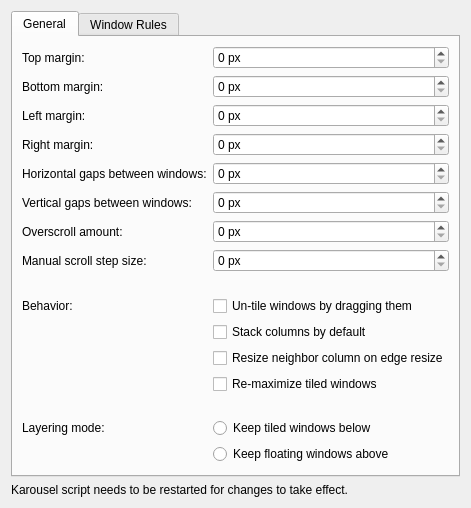
This is package/contents/ui/config.ui in peterfajdiga/karousel as Qt 5 draws it before an edit. The edited form follows.
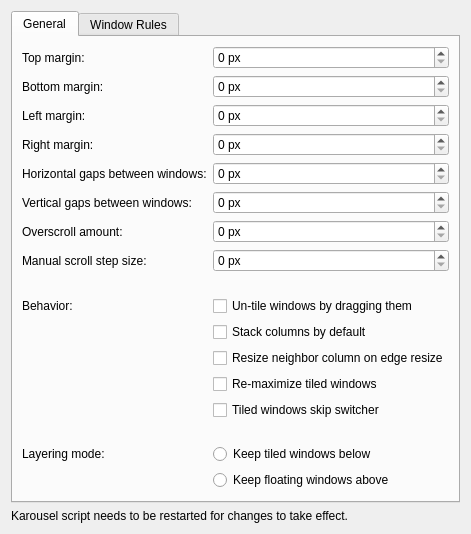
This is the edited form.

Commit message: add skipSwitcher setting

What changed in the file:
```diff
--- a/package/contents/ui/config.ui
+++ b/package/contents/ui/config.ui
@@ -247,6 +247,14 @@
                             </item>
 
                             <item row="13" column="1">
+                                <widget class="QCheckBox" name="kcfg_skipSwitcher">
+                                    <property name="text">
+                                        <string>Tiled windows skip switcher</string>
+                                    </property>
+                                </widget>
+                            </item>
+
+                            <item row="14" column="1">
                                 <spacer name="separator_layering">
                                     <property name="orientation">
                                         <enum>Qt::Vertical</enum>
@@ -262,21 +270,21 @@
                                     </property>
                                 </spacer>
                             </item>
-                            <item row="14" column="0">
+                            <item row="15" column="0">
                                 <widget class="QLabel" name="label_layering">
                                     <property name="text">
                                         <string>Layering mode:</string>
                                     </property>
                                 </widget>
                             </item>
-                            <item row="14" column="1">
+                            <item row="15" column="1">
                                 <widget class="QRadioButton" name="kcfg_tiledKeepBelow">
                                     <property name="text">
                                         <string>Keep tiled windows below</string>
                                     </property>
                                 </widget>
                             </item>
-                            <item row="15" column="1">
+                            <item row="16" column="1">
                                 <widget class="QRadioButton" name="kcfg_floatingKeepAbove">
                                     <property name="text">
                                         <string>Keep floating windows above</string>
```
Left out of the diff: 1 changed line with no effect on the pictures. The commit also changes 6 other files.
